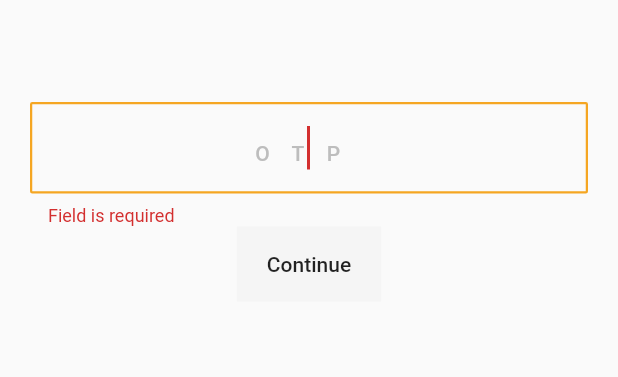
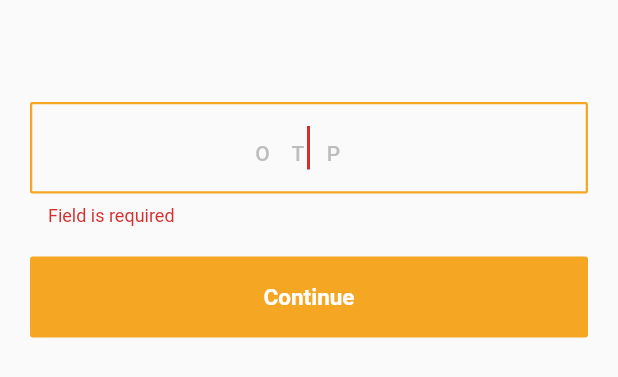
Before and after one commit to wilburx9/rave_flutter, a Flutter app: the OtpWidget widget shown alone on an empty page, opened directly with empty values, after a tap on "Continue", on a phone screen of 412 x 824 dp. Shown: the top 377 px of the screen. Run offline on Flutter 3.47's test engine with Material 2 defaults, Android fonts, the light colour scheme and no system bars; our stand-ins replace dio, equatable, flutter_svg, get_it, webview_flutter; missing offline and left inert: tripledes.

Commit message:
Completed implementation for OTP cards

```diff
--- a/lib/src/common/rave_utils.dart
+++ b/lib/src/common/rave_utils.dart
@@ -12,7 +12,6 @@ class RaveUtils {
   }
 
   static String getEncryptedData(String str, String key) {
-    print("Encrypting: $str");
     var blockCipher = BlockCipher(TripleDESEngine(), key);
     return blockCipher.encodeB64(str);
   }
--- a/lib/src/ui/common/otp_widget.dart
+++ b/lib/src/ui/common/otp_widget.dart
@@ -1,6 +1,6 @@
 import 'package:flutter/material.dart';
 import 'package:flutter/services.dart';
-import 'package:rave_flutter/src/ui/base_widget.dart';
+import 'package:rave_flutter/src/common/my_colors.dart';
 import 'package:rave_flutter/src/ui/fields/base_field.dart';
 
 class OtpWidget extends StatefulWidget {
@@ -13,20 +13,14 @@ class OtpWidget extends StatefulWidget {
   _OtpWidgetState createState() => _OtpWidgetState();
 }
 
-class _OtpWidgetState extends BaseState<OtpWidget> {
+class _OtpWidgetState extends State<OtpWidget> {
   var _formKey = GlobalKey<FormState>();
   var _autoValidate = false;
   String _otp;
   var heightBox = SizedBox(height: 20.0);
 
   @override
-  void initState() {
-    confirmationMessage = 'Do you want cancel OTP?';
-    super.initState();
-  }
-
-  @override
-  Widget buildChild(BuildContext context) {
+  Widget build(BuildContext context) {
     return Container(
       padding: EdgeInsets.symmetric(horizontal: 20.0, vertical: 10.0),
       child: Form(
@@ -67,13 +61,19 @@ class _OtpWidgetState extends BaseState<OtpWidget> {
                   ? "Field is required"
                   : null,
             ),
-            FlatButton(
-              color: Colors.grey[100],
-              child: Text("Continue"),
-              shape: RoundedRectangleBorder(
-                  borderRadius: BorderRadius.all(Radius.circular(0))),
-              padding: EdgeInsets.symmetric(vertical: 17, horizontal: 20),
-              onPressed: _validateInputs,
+            Container(
+              width: double.infinity,
+              margin: EdgeInsets.only(top: 20, bottom: 10),
+              child: FlatButton(
+                color: MyColors.buttercup,
+                child: Text(
+                  "Continue",
+                  style:
+                  TextStyle(fontWeight: FontWeight.bold, color: Colors.white, fontSize: 15),
+                ),
+                padding: EdgeInsets.symmetric(vertical: 18, horizontal: 20),
+                onPressed: _validateInputs,
+              ),
             )
           ],
         ),
--- a/lib/src/ui/common/pin_widget.dart
+++ b/lib/src/ui/common/pin_widget.dart
@@ -13,6 +13,7 @@ class PinWidget extends StatefulWidget {
 
 class _PinWidgetState extends State<PinWidget> {
   TextEditingController _controller = TextEditingController();
+  var _formKey = GlobalKey<FormState>();
 
   @override
   void initState() {
@@ -31,6 +32,8 @@ class _PinWidgetState extends State<PinWidget> {
     var heightBox = SizedBox(height: 20);
     return Container(
       padding: EdgeInsets.symmetric(horizontal: 20.0, vertical: 10.0),
+      child: Form(
+        key: _formKey,
         child: Column(
           mainAxisSize: MainAxisSize.min,
           crossAxisAlignment: CrossAxisAlignment.center,
@@ -68,8 +71,8 @@ class _PinWidgetState extends State<PinWidget> {
             SizedBox(height: 15)
           ],
         ),
+      ),
     );
-
   }
 
   void _onChange() {
```
Also changed, not shown: lib/src/manager/transaction_manager.dart (+18 -10 lines), lib/src/ui/common/billing_widget.dart (+14 -8 lines), lib/src/ui/payment/pages/base_payment_page.dart (+5 -10 lines). Lines whose indentation alone changed are shown as unchanged.
